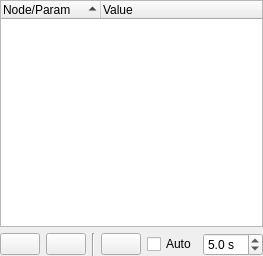
First picture: the form in src/ui/reconfigure.ui, repository shikishima-TasakiLab/rviz2_reconfigure, before the edit.
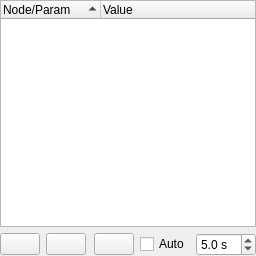
Second picture: the form after the edit. Icons and pictures are not drawn.

Commit message: UI改善: reconfigure.uiに水平スペーサーを追加し、ラインウィジェットを削除してレイアウトを調整

Diff of the .ui file:
```diff
--- a/src/ui/reconfigure.ui
+++ b/src/ui/reconfigure.ui
@@ -73,11 +73,17 @@
       </widget>
      </item>
      <item>
-      <widget class="Line" name="line">
+      <spacer name="horizontalSpacer">
        <property name="orientation">
-        <enum>Qt::Vertical</enum>
+        <enum>Qt::Horizontal</enum>
        </property>
-      </widget>
+       <property name="sizeHint" stdset="0">
+        <size>
+         <width>40</width>
+         <height>20</height>
+        </size>
+       </property>
+      </spacer>
      </item>
      <item>
       <widget class="QPushButton" name="refreshPushBtn">
```
The commit also changes 1 other file.
